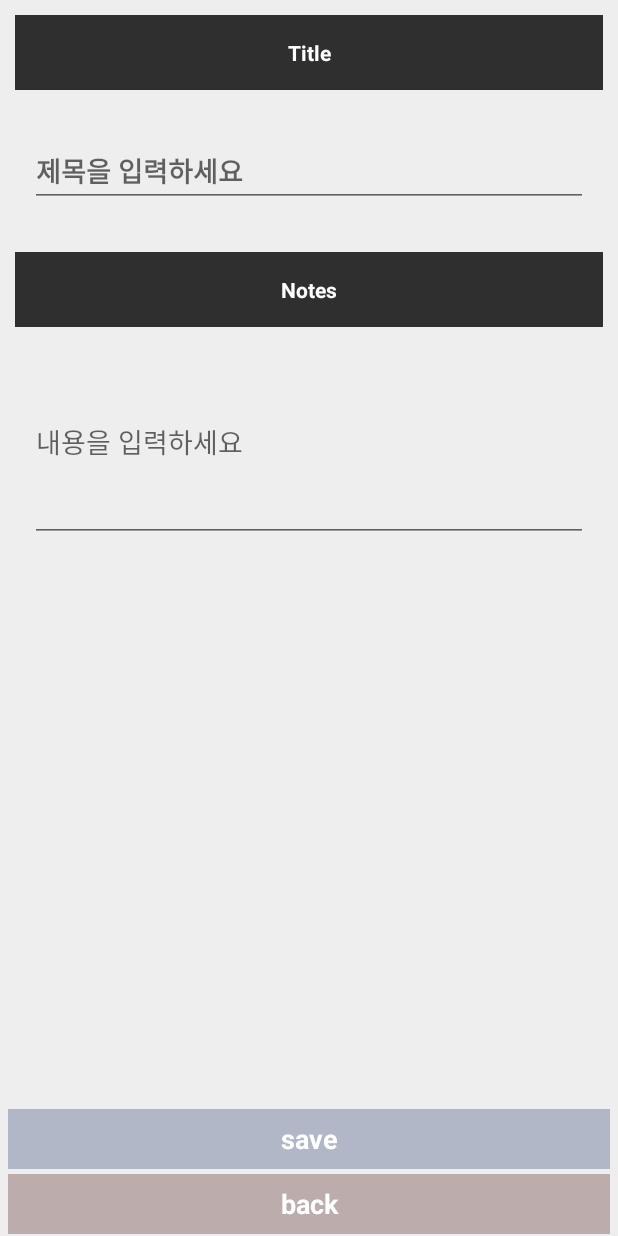
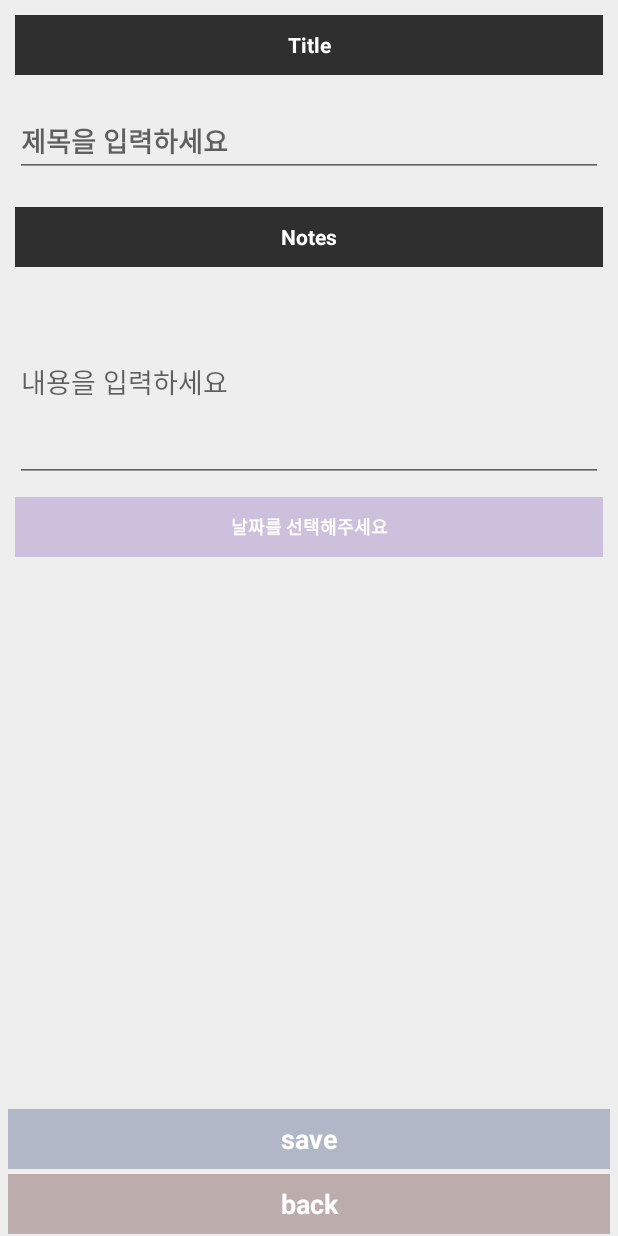
Before and after one commit to Gseungmin/UmcAndroid, an Android app: the SaveFragment screen opened through its navigation route, on a phone screen of 412 x 824 dp. Run offline under Robolectric (Android 15) with nearby library versions, the phone set to English and light mode, and no system bars.

Commit message:
메모장 View: 달력 기능 추가

```diff
--- a/app/src/main/res/layout/fragment_save.xml
+++ b/app/src/main/res/layout/fragment_save.xml
@@ -16,7 +16,7 @@
         <TextView
             android:id="@+id/titleBar"
             android:layout_width="match_parent"
-            android:layout_height="50dp"
+            android:layout_height="40dp"
             android:layout_margin="10dp"
             android:background="#2F2F2F"
             android:gravity="center"
@@ -28,7 +28,7 @@
             android:id="@+id/title"
             android:layout_width="match_parent"
             android:layout_height="wrap_content"
-            android:layout_margin="20dp"
+            android:layout_margin="10dp"
             android:hint="제목을 입력하세요"
             android:lines="1"
             android:textStyle="bold"></EditText>
@@ -36,7 +36,7 @@
         <TextView
             android:id="@+id/notesBar"
             android:layout_width="match_parent"
-            android:layout_height="50dp"
+            android:layout_height="40dp"
             android:layout_margin="10dp"
             android:background="#2F2F2F"
             android:gravity="center"
@@ -46,17 +46,29 @@
             app:layout_constraintTop_toTopOf="parent"></TextView>
 
         <EditText
-
             android:id="@+id/notes"
             android:layout_width="match_parent"
             android:layout_height="wrap_content"
-            android:layout_marginLeft="20dp"
-            android:layout_marginRight="20dp"
+            android:layout_marginLeft="10dp"
+            android:layout_marginRight="10dp"
             android:hint="내용을 입력하세요"
             android:inputType="textMultiLine"
             android:lines="5"
             android:maxLines="10"
             android:scrollbars="vertical"></EditText>
+
+        <TextView
+            android:id="@+id/date"
+            android:gravity="center"
+            android:textStyle="bold"
+            android:textSize="12dp"
+            android:textColor="@color/white"
+            android:background="#CDC0DC"
+            android:text="날짜를 선택해주세요"
+            android:layout_margin="10dp"
+            android:layout_width="match_parent"
+            android:layout_height="40dp">
+        </TextView>
 
     </LinearLayout>
 
--- a/app/src/main/res/values/themes.xml
+++ b/app/src/main/res/values/themes.xml
@@ -3,7 +3,7 @@
     <style name="Theme.UMC" parent="Theme.MaterialComponents.DayNight.DarkActionBar">
         <item name="windowNoTitle">true</item>
         <!-- Primary brand color. -->
-        <item name="colorPrimary">@color/purple_500</item>
+        <item name="colorPrimary">#2F2F2F</item>
         <item name="colorPrimaryVariant">@color/purple_700</item>
         <item name="colorOnPrimary">@color/white</item>
         <!-- Secondary brand color. -->
```
Also changed, not shown: app/src/main/java/com/example/umc/ui/SaveFragment.kt (+23 -0 lines).
